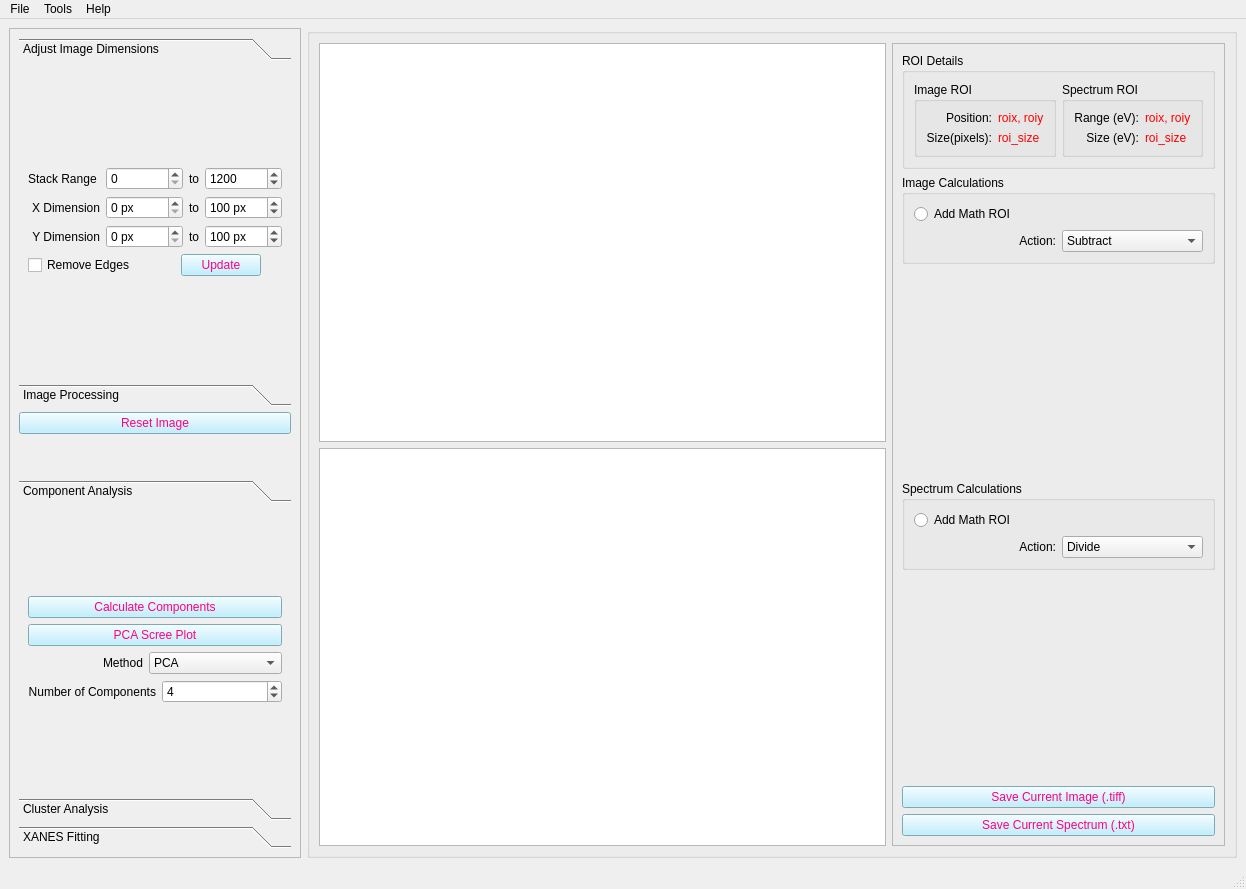
Qt form uis/mainwindow_admin.ui (pattammattel/NSLS-II-MIDAS) before a commit.
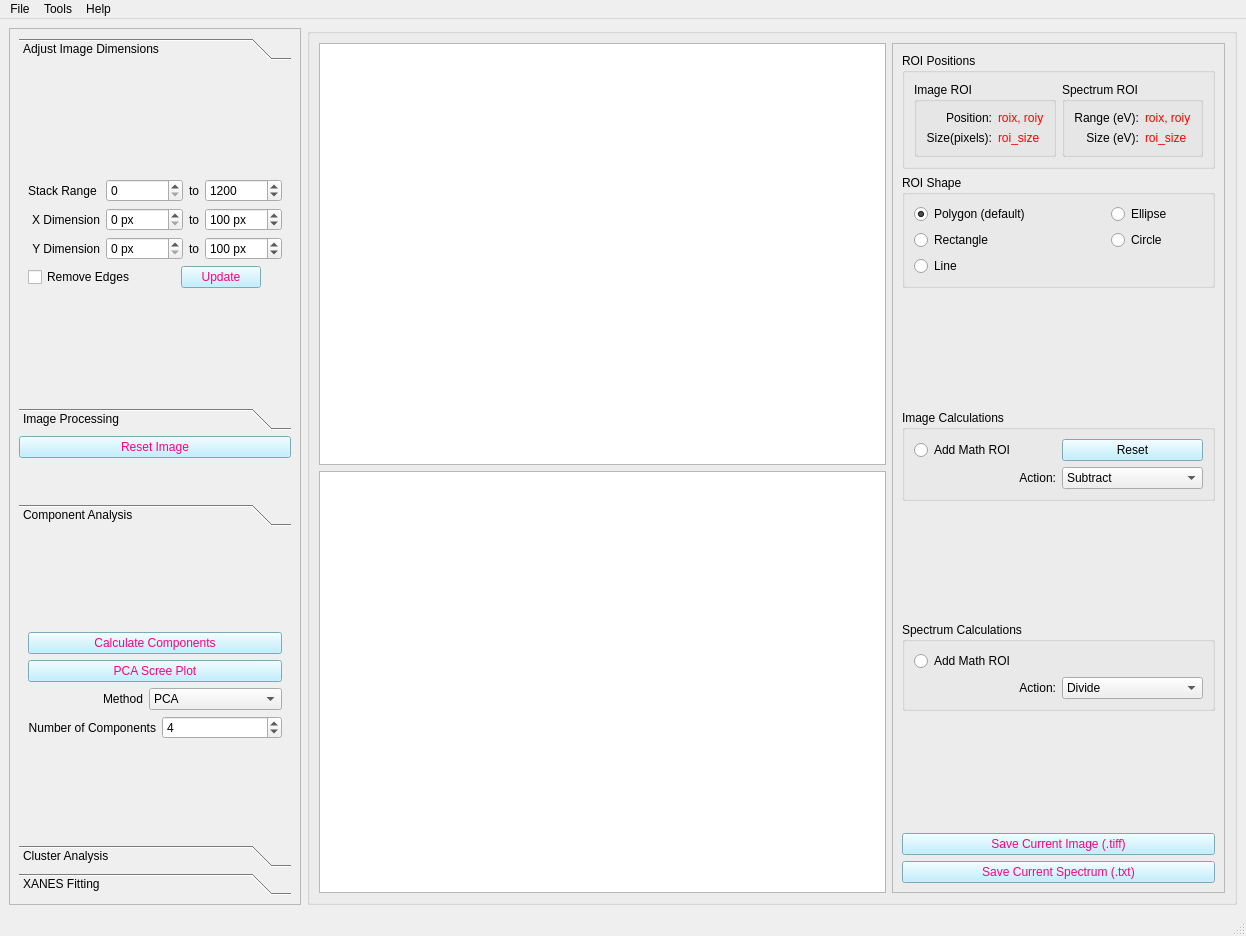
The same form after that commit. The open tabs and pages were chosen to show the change. Custom widgets are drawn as their Qt base class.

Commit message: roi shapes

The edit to the form file:
```diff
--- a/uis/mainwindow_admin.ui
+++ b/uis/mainwindow_admin.ui
@@ -8,7 +8,7 @@
     <x>0</x>
     <y>0</y>
     <width>1246</width>
-    <height>889</height>
+    <height>936</height>
    </rect>
   </property>
   <property name="sizePolicy">
@@ -58,7 +58,7 @@
          <x>0</x>
          <y>0</y>
          <width>368</width>
-         <height>808</height>
+         <height>855</height>
         </rect>
        </property>
        <layout class="QGridLayout" name="gridLayout_9">
@@ -82,7 +82,7 @@
              <x>0</x>
              <y>0</y>
              <width>346</width>
-             <height>267</height>
+             <height>291</height>
             </rect>
            </property>
            <attribute name="label">
@@ -657,8 +657,8 @@
             <rect>
              <x>0</x>
              <y>0</y>
-             <width>346</width>
-             <height>214</height>
+             <width>325</width>
+             <height>189</height>
             </rect>
            </property>
            <attribute name="label">
@@ -1052,17 +1052,7 @@
        <string/>
       </property>
       <layout class="QGridLayout" name="gridLayout_29">
-       <item row="0" column="0">
-        <widget class="ImageView" name="image_view">
-         <property name="sizePolicy">
-          <sizepolicy hsizetype="Expanding" vsizetype="Expanding">
-           <horstretch>0</horstretch>
-           <verstretch>0</verstretch>
-          </sizepolicy>
-         </property>
-        </widget>
-       </item>
-       <item row="0" column="1" rowspan="2">
+       <item row="0" column="2" rowspan="2">
         <widget class="QFrame" name="frame_5">
          <property name="frameShape">
           <enum>QFrame::StyledPanel</enum>
@@ -1071,129 +1061,13 @@
           <enum>QFrame::Raised</enum>
          </property>
          <layout class="QGridLayout" name="gridLayout_23">
-          <item row="12" column="0">
-           <widget class="QPushButton" name="pb_save_disp_img">
-            <property name="styleSheet">
-             <string notr="true">background-color: rgb(175, 236, 255);
-color: rgb(255, 0, 127);</string>
-            </property>
-            <property name="text">
-             <string>Save Current Image (.tiff)</string>
-            </property>
-           </widget>
-          </item>
-          <item row="13" column="0">
-           <widget class="QPushButton" name="pb_save_disp_spec">
-            <property name="styleSheet">
-             <string notr="true">background-color: rgb(175, 236, 255);
-color: rgb(255, 0, 127);</string>
-            </property>
-            <property name="text">
-             <string>Save Current Spectrum (.txt)</string>
-            </property>
-           </widget>
-          </item>
-          <item row="3" column="0">
-           <spacer name="verticalSpacer_5">
-            <property name="orientation">
-             <enum>Qt::Vertical</enum>
-            </property>
-            <property name="sizeHint" stdset="0">
-             <size>
-              <width>20</width>
-              <height>40</height>
-             </size>
-            </property>
-           </spacer>
-          </item>
-          <item row="11" column="0">
-           <spacer name="verticalSpacer_3">
-            <property name="orientation">
-             <enum>Qt::Vertical</enum>
-            </property>
-            <property name="sizeHint" stdset="0">
-             <size>
-              <width>20</width>
-              <height>40</height>
-             </size>
-            </property>
-           </spacer>
-          </item>
-          <item row="9" column="0">
-           <widget class="QGroupBox" name="groupBox_7">
-            <property name="title">
-             <string>Spectrum Calculations</string>
-            </property>
-            <layout class="QGridLayout" name="gridLayout_14">
-             <item row="0" column="0" colspan="2">
-              <widget class="QRadioButton" name="rb_math_roi">
-               <property name="sizePolicy">
-                <sizepolicy hsizetype="Preferred" vsizetype="Fixed">
-                 <horstretch>0</horstretch>
-                 <verstretch>0</verstretch>
-                </sizepolicy>
-               </property>
-               <property name="text">
-                <string>Add Math ROI</string>
-               </property>
-               <property name="checkable">
-                <bool>true</bool>
-               </property>
-               <property name="checked">
-                <bool>false</bool>
-               </property>
-              </widget>
-             </item>
-             <item row="1" column="0">
-              <widget class="QLabel" name="label_13">
-               <property name="text">
-                <string>Action:</string>
-               </property>
-               <property name="alignment">
-                <set>Qt::AlignRight|Qt::AlignTrailing|Qt::AlignVCenter</set>
-               </property>
-              </widget>
-             </item>
-             <item row="1" column="1">
-              <widget class="QComboBox" name="cb_roi_operation">
-               <property name="sizePolicy">
-                <sizepolicy hsizetype="Preferred" vsizetype="Preferred">
-                 <horstretch>0</horstretch>
-                 <verstretch>0</verstretch>
-                </sizepolicy>
-               </property>
-               <item>
-                <property name="text">
-                 <string>Divide</string>
-                </property>
-               </item>
-               <item>
-                <property name="text">
-                 <string>Subtract</string>
-                </property>
-               </item>
-               <item>
-                <property name="text">
-                 <string>Add</string>
-                </property>
-               </item>
-               <item>
-                <property name="text">
-                 <string>Correlation Plot</string>
-                </property>
-               </item>
-              </widget>
-             </item>
-            </layout>
-           </widget>
-          </item>
           <item row="0" column="0">
            <widget class="QGroupBox" name="groupBox_8">
             <property name="styleSheet">
              <string notr="true">font: 9pt &quot;Segoe UI&quot;;</string>
             </property>
             <property name="title">
-             <string>ROI Details</string>
+             <string>ROI Positions</string>
             </property>
             <layout class="QGridLayout" name="gridLayout_19">
              <item row="0" column="0">
@@ -1303,13 +1177,13 @@
             </layout>
            </widget>
           </item>
-          <item row="2" column="0">
+          <item row="3" column="0">
            <widget class="QGroupBox" name="groupBox_3">
             <property name="title">
              <string>Image Calculations</string>
             </property>
             <layout class="QGridLayout" name="gridLayout_6">
-             <item row="0" column="0" colspan="2">
+             <item row="0" column="0">
               <widget class="QRadioButton" name="rb_math_roi_img">
                <property name="layoutDirection">
                 <enum>Qt::LeftToRight</enum>
@@ -1319,6 +1193,16 @@
                </property>
               </widget>
              </item>
+             <item row="0" column="1">
+              <widget class="QPushButton" name="pb_reset_roi_2">
+               <property name="styleSheet">
+                <string notr="true">background-color: rgb(175, 236, 255);</string>
+               </property>
+               <property name="text">
+                <string>Reset</string>
+               </property>
+              </widget>
+             </item>
              <item row="1" column="0">
               <widget class="QLabel" name="label_14">
                <property name="text">
@@ -1362,10 +1246,204 @@
             </layout>
            </widget>
           </item>
+          <item row="10" column="0">
+           <widget class="QGroupBox" name="groupBox_7">
+            <property name="title">
+             <string>Spectrum Calculations</string>
+            </property>
+            <layout class="QGridLayout" name="gridLayout_14">
+             <item row="0" column="0" colspan="2">
+              <widget class="QRadioButton" name="rb_math_roi">
+               <property name="sizePolicy">
+                <sizepolicy hsizetype="Preferred" vsizetype="Fixed">
+                 <horstretch>0</horstretch>
+                 <verstretch>0</verstretch>
+                </sizepolicy>
+               </property>
+               <property name="text">
+                <string>Add Math ROI</string>
+               </property>
+               <property name="checkable">
+                <bool>true</bool>
+               </property>
+               <property name="checked">
+                <bool>false</bool>
+               </property>
+              </widget>
+             </item>
+             <item row="1" column="0">
+              <widget class="QLabel" name="label_13">
+               <property name="text">
+                <string>Action:</string>
+               </property>
+               <property name="alignment">
+                <set>Qt::AlignRight|Qt::AlignTrailing|Qt::AlignVCenter</set>
+               </property>
+              </widget>
+             </item>
+             <item row="1" column="1">
+              <widget class="QComboBox" name="cb_roi_operation">
+               <property name="sizePolicy">
+                <sizepolicy hsizetype="Preferred" vsizetype="Preferred">
+                 <horstretch>0</horstretch>
+                 <verstretch>0</verstretch>
+                </sizepolicy>
+               </property>
+               <item>
+                <property name="text">
+                 <string>Divide</string>
+                </property>
+               </item>
+               <item>
+                <property name="text">
+                 <string>Subtract</string>
+                </property>
+               </item>
+               <item>
+                <property name="text">
+                 <string>Add</string>
+                </property>
+               </item>
+               <item>
+                <property name="text">
+                 <string>Correlation Plot</string>
+                </property>
+               </item>
+              </widget>
+             </item>
+            </layout>
+           </widget>
+          </item>
+          <item row="13" column="0">
+           <widget class="QPushButton" name="pb_save_disp_img">
+            <property name="styleSheet">
+             <string notr="true">background-color: rgb(175, 236, 255);
+color: rgb(255, 0, 127);</string>
+            </property>
+            <property name="text">
+             <string>Save Current Image (.tiff)</string>
+            </property>
+           </widget>
+          </item>
+          <item row="4" column="0">
+           <spacer name="verticalSpacer_5">
+            <property name="orientation">
+             <enum>Qt::Vertical</enum>
+            </property>
+            <property name="sizeHint" stdset="0">
+             <size>
+              <width>20</width>
+              <height>40</height>
+             </size>
+            </property>
+           </spacer>
+          </item>
+          <item row="14" column="0">
+           <widget class="QPushButton" name="pb_save_disp_spec">
+            <property name="styleSheet">
+             <string notr="true">background-color: rgb(175, 236, 255);
+color: rgb(255, 0, 127);</string>
+            </property>
+            <property name="text">
+             <string>Save Current Spectrum (.txt)</string>
+            </property>
+           </widget>
+          </item>
+          <item row="12" column="0">
+           <spacer name="verticalSpacer_3">
+            <property name="orientation">
+             <enum>Qt::Vertical</enum>
+            </property>
+            <property name="sizeHint" stdset="0">
+             <size>
+              <width>20</width>
+              <height>40</height>
+             </size>
+            </property>
+           </spacer>
+          </item>
+          <item row="1" column="0">
+           <widget class="QGroupBox" name="groupBox_2">
+            <property name="title">
+             <string>ROI Shape</string>
+            </property>
+            <layout class="QGridLayout" name="gridLayout_22">
+             <item row="0" column="0" colspan="2">
+              <layout class="QVBoxLayout" name="verticalLayout">
+               <item>
+                <widget class="QRadioButton" name="rb_poly_roi">
+                 <property name="text">
+                  <string>Polygon (default)</string>
+                 </property>
+                 <property name="checked">
+                  <bool>true</bool>
+                 </property>
+                </widget>
+               </item>
+               <item>
+                <widget class="QRadioButton" name="rb_rect_roi">
+                 <property name="text">
+                  <string>Rectangle</string>
+                 </property>
+                </widget>
+               </item>
+              </layout>
+             </item>
+             <item row="0" column="2">
+              <layout class="QVBoxLayout" name="verticalLayout_2">
+               <item>
+                <widget class="QRadioButton" name="rb_elli_roi">
+                 <property name="text">
+                  <string>Ellipse</string>
+                 </property>
+                </widget>
+               </item>
+               <item>
+                <widget class="QRadioButton" name="rb_circle_roi">
+                 <property name="text">
+                  <string>Circle</string>
+                 </property>
+                </widget>
+               </item>
+              </layout>
+             </item>
+             <item row="1" column="0">
+              <widget class="QRadioButton" name="rb_line_roi">
+               <property name="text">
+                <string>Line</string>
+               </property>
+              </widget>
+             </item>
+            </layout>
+           </widget>
+          </item>
+          <item row="2" column="0">
+           <spacer name="verticalSpacer_4">
+            <property name="orientation">
+             <enum>Qt::Vertical</enum>
+            </property>
+            <property name="sizeHint" stdset="0">
+             <size>
+              <width>20</width>
+              <height>40</height>
+             </size>
+            </property>
+           </spacer>
+          </item>
          </layout>
         </widget>
        </item>
-       <item row="1" column="0">
+       <item row="0" column="1">
+        <widget class="ImageView" name="image_view">
+         <property name="sizePolicy">
+          <sizepolicy hsizetype="Expanding" vsizetype="Expanding">
+           <horstretch>0</horstretch>
+           <verstretch>0</verstretch>
+          </sizepolicy>
+         </property>
+        </widget>
+       </item>
+       <item row="1" column="1">
         <widget class="PlotWidget" name="spectrum_view"/>
        </item>
       </layout>
```
Left out of the diff: 112 changed lines with no effect on the pictures. The commit also changes 6 other files.
